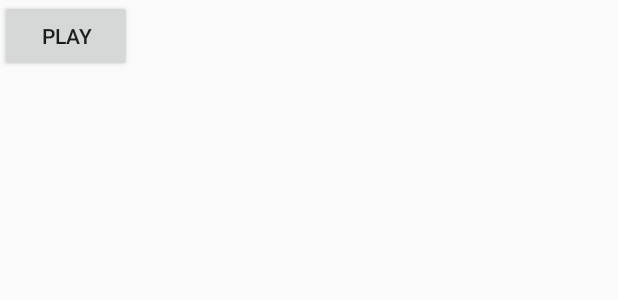
After one commit to KiotoJ/MP3HiraSkoto, an Android app: the layout layout_list_view.xml on its own in the app's theme, with its tools: preview values and no code run, on a phone screen of 412 x 824 dp. The commit adds this screen. Shown: the top 300 px of the screen. Run offline under Robolectric (Android 15) with nearby library versions, the phone set to English and light mode, and no system bars.

Commit message:
:construction: fix bouton play

```diff
--- /dev/null
+++ b/app/src/main/res/layout/layout_list_view.xml
@@ -0,0 +1,18 @@
+<?xml version="1.0" encoding="utf-8"?>
+<LinearLayout xmlns:android="http://schemas.android.com/apk/res/android"
+    android:layout_width="match_parent"
+    android:layout_height="match_parent">
+        <TextView
+            android:id="@+id/titra_text"
+            android:layout_width="wrap_content"
+            android:layout_height="wrap_content"
+            android:textSize="18sp"
+            android:textStyle="bold" />
+
+        <Button
+            android:id="@+id/alefa_hira"
+            android:layout_width="wrap_content"
+            android:layout_height="wrap_content"
+            android:text="Play" />
+
+</LinearLayout>
```
Also changed, not shown: app/src/main/java/com/example/mp3skoto/MainActivity.java (+8 -6 lines), app/src/main/java/com/example/mp3skoto/Mp3Activity.java (+6 -2 lines), app/src/main/java/com/example/mp3skoto/Mp3Adapter.java (added, +66 -0 lines), 4 other files.
